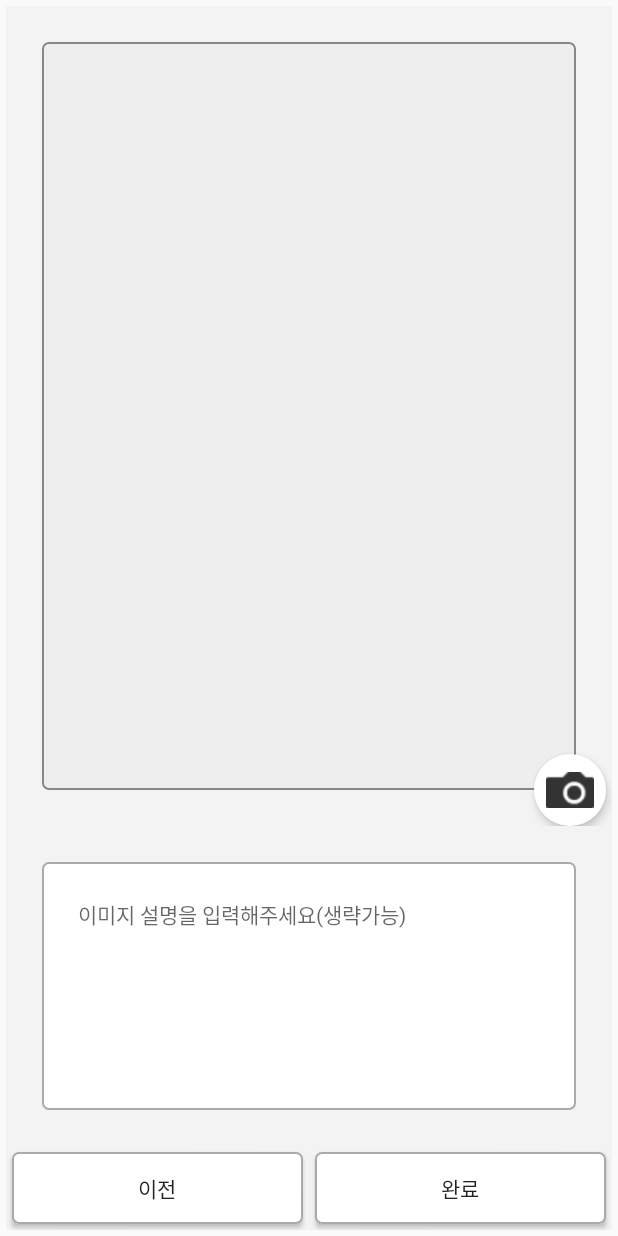
After one commit to joyceHong0524/android_bestpadthai, an Android app: the layout fragment_bestpadthai_register_image.xml on its own in the app's theme, with its tools: preview values and no code run, on a phone screen of 412 x 824 dp. The commit adds this screen. Run offline under Robolectric (Android 15) with nearby library versions, the phone set to English and light mode, and no system bars.

Commit message:
bestpadthai register image fragment

```diff
--- a/android/app/src/main/AndroidManifest.xml
+++ b/android/app/src/main/AndroidManifest.xml
@@ -5,6 +5,9 @@
     <uses-permission android:name="android.permission.CAMERA"/>
     <uses-permission android:name="android.permission.READ_PHONE_STATE"/>
 
+    <uses-feature
+        android:glEsVersion="0x00020000"
+        android:required="true"/>
     <application
         android:allowBackup="true"
         android:icon="@mipmap/ic_launcher"
@@ -13,6 +16,9 @@
         android:supportsRtl="true"
         android:name=".MyApp"
         android:theme="@style/AppTheme">
+        <meta-data
+            android:name="com.google.android.geo.API_KEY"
+            android:value="AIzaSyDMDFLqdqC9rksjmF-ORDhp3OdXKDhnUqQ"/>
         <activity
             android:name=".PermissionActivity"
             android:label="@string/app_name"
--- a/android/app/src/main/java/com/example/jung/bestpadthai/BestPadthaiRegisterLocationFragment.java
+++ b/android/app/src/main/java/com/example/jung/bestpadthai/BestPadthaiRegisterLocationFragment.java
@@ -105,8 +105,8 @@ public class BestPadthaiRegisterLocationFragment extends Fragment implements Vie
 
     @Override
     public void onClick(View v) {
-//        GoLib.getInstance().goFragment(getFragmentManager(),
-//                R.id.content_main, BestPadthaiRegisterInputFragment.newInstance(infoItem));
+        GoLib.getInstance().goFragment(getFragmentManager(),
+                R.id.content_main, BestPadthaiRegisterInputFragment.newInstance(infoItem));
     }
 
     @Override
--- a/android/app/src/main/java/com/example/jung/bestpadthai/remote/RemoteService.java
+++ b/android/app/src/main/java/com/example/jung/bestpadthai/remote/RemoteService.java
@@ -25,7 +25,8 @@ import retrofit2.http.Query;
  * 서버에 호출할 메소드를 선언하는 인터페이스
  */
 public interface RemoteService {
-    String BASE_URL = "http://192.168.81.125:3000"; //My phone's hot spot IP address.
+    String BASE_URL ="http://192.168.81.125:3000";
+            //"http://192.168.1.43:3000"; //The Line sukhumvit 71
     String MEMBER_ICON_URL = BASE_URL + "/member/";
     String IMAGE_URL = BASE_URL + "/img/";
 
--- /dev/null
+++ b/android/app/src/main/res/layout/fragment_bestpadthai_register_image.xml
@@ -0,0 +1,82 @@
+<?xml version="1.0" encoding="utf-8"?>
+<RelativeLayout xmlns:android="http://schemas.android.com/apk/res/android"
+    android:layout_width="match_parent"
+    android:layout_height="match_parent"
+    android:background="@color/bg_default"
+    android:layout_margin="@dimen/spacing_small">
+
+    <RelativeLayout
+        android:layout_width="match_parent"
+        android:layout_height="wrap_content"
+        android:layout_gravity="center"
+        android:layout_above="@+id/register_image_memo">
+
+        <ImageView
+            android:id="@+id/bestfood_image"
+            android:layout_width="match_parent"
+            android:layout_height="match_parent"
+            android:background="@drawable/bg_round_gray"
+            android:layout_margin="@dimen/spacing_large"
+            android:layout_centerInParent="true"
+            android:scaleType="fitCenter"/>
+
+        <ImageView
+            android:id="@+id/bestfood_image_register"
+            android:layout_width="48dp"
+            android:layout_height="48dp"
+            android:layout_alignParentBottom="true"
+            android:layout_alignParentEnd="true"
+            android:layout_marginEnd="4dp"
+            android:layout_marginBottom="4dp"
+            android:background="@drawable/button_circle"
+            android:elevation="4dp"
+            android:padding="8dp"
+            android:scaleType="fitCenter"
+            android:src="@drawable/ic_camera"/>
+
+    </RelativeLayout>
+
+    <EditText
+        android:id="@+id/register_image_memo"
+        android:layout_width="match_parent"
+        android:layout_height="wrap_content"
+        android:layout_margin="@dimen/spacing_large"
+        android:layout_above="@+id/bottom_layout"
+        android:background="@drawable/bg_round"
+        android:gravity="top"
+        android:lines="7"
+        android:maxLength="200"
+        android:hint="@string/input_bestfood_image_memo"
+        android:padding="@dimen/spacing_large"
+        android:textSize="@dimen/text_size_small2"/>
+
+    <LinearLayout
+        android:id="@+id/bottom_layout"
+        android:layout_width="match_parent"
+        android:layout_height="wrap_content"
+        android:layout_alignParentBottom="true"
+        android:orientation="horizontal">
+
+        <Button
+            android:id="@+id/prev"
+            android:layout_width="match_parent"
+            android:layout_height="wrap_content"
+            android:layout_margin="@dimen/spacing_small"
+            android:background="@drawable/button_round"
+            android:layout_weight="1"
+            android:text="@string/prev"
+            android:textSize="@dimen/text_size_small2"/>
+
+        <Button
+            android:id="@+id/complete"
+            android:layout_width="match_parent"
+            android:layout_height="wrap_content"
+            android:background="@drawable/button_round"
+            android:layout_weight="1"
+            android:layout_margin="@dimen/spacing_small"
+            android:text="@string/complete"
+            android:textSize="@dimen/text_size_small2"
+        />
+    </LinearLayout>
+
+</RelativeLayout>
--- /dev/null
+++ b/android/app/src/main/res/values/BestPadthaiRegisterImageFragment.xml
@@ -0,0 +1,2 @@
+<?xml version="1.0" encoding="utf-8"?>
+<resources></resources>
```
Also changed, not shown: android/app/src/main/java/com/example/jung/bestpadthai/BestPadthaiRegisterInputFragment.java (added, +223 -0 lines), android/app/src/main/res/layout/fragment_bestpadthai_register_input.xml (+123 -2 lines).
